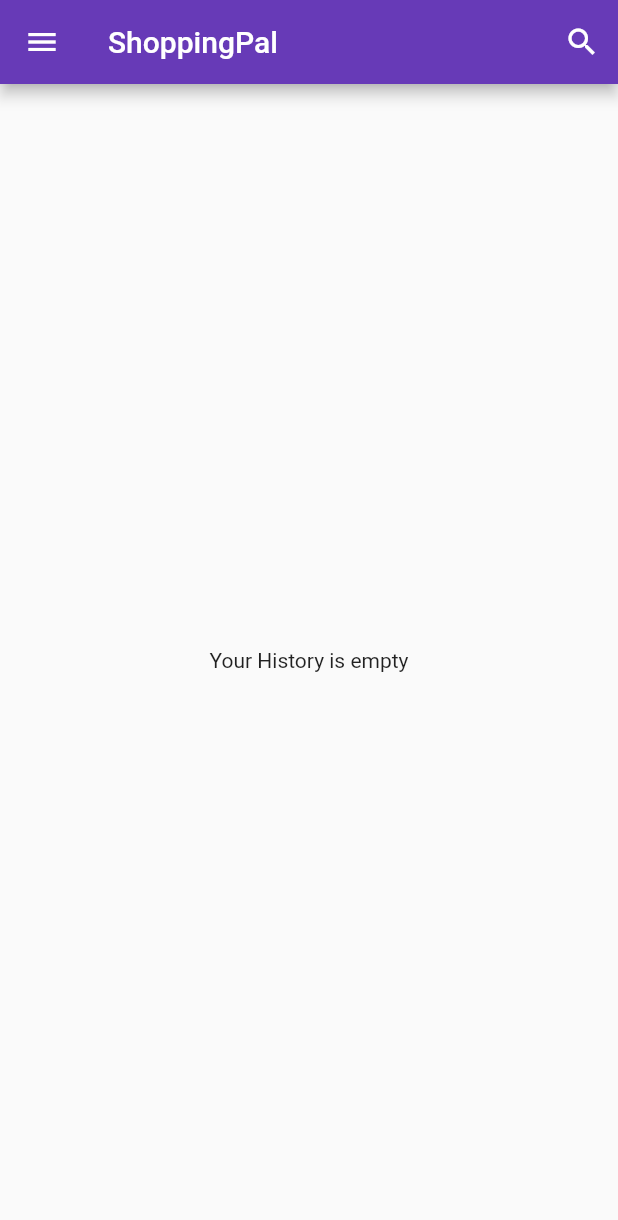
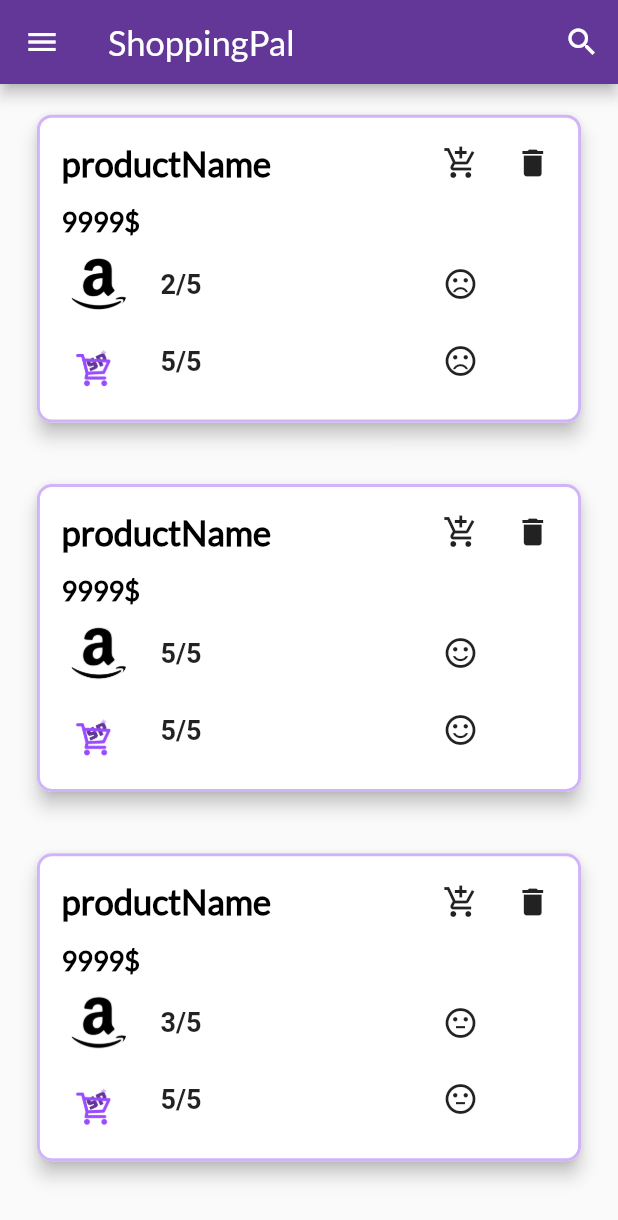
Before and after one commit to sentiment-analysis-gp/ShoppingPal, a Flutter app: the HomeScreen screen opened by its route, on a phone screen of 412 x 824 dp. Shown: the top 1220 px of the screen. Run offline on Flutter 3.47's test engine with Material 2 defaults, Android fonts, the phone set to English and light mode, and no system bars; our stand-ins replace cloud_firestore, firebase_auth, firebase_core, flutter_spinkit; accounts and stored records are empty.

Commit message:
updated HomeScreen

```diff
--- a/lib/constants.dart
+++ b/lib/constants.dart
@@ -10,7 +10,7 @@
 const kSecondaryColor = Color(0xFFD0B3F8);
 final kAppRoutes = {
   //'/': (context) => WelcomeScreen(),
-  '/': (context) => SearchScreen(),//HomeScreen(),
+  '/': (context) => HomeScreen(),
   '/home': (context) => HomeScreen(),
   '/login': (context) => LoginScreen(),
   '/signup': (context) => SignUpScreen(),
@@ -32,3 +32,8 @@
     textTheme: ButtonTextTheme.primary,
   ),
 );
+
+enum ParentScreen {
+  wishList,
+  history
+}
--- a/lib/screens/home_screen.dart
+++ b/lib/screens/home_screen.dart
@@ -2,6 +2,7 @@
 
 import 'package:flutter/cupertino.dart';
 import 'package:flutter/material.dart';
+import 'package:shopping_pal/constants.dart';
 import 'package:shopping_pal/models/product.dart';
 import 'package:shopping_pal/screens/shared/custom_drawer.dart';
 import 'package:shopping_pal/screens/shared/productcard.dart';
@@ -18,7 +19,32 @@
   Widget build(BuildContext context) {
     List<Product> productsHistory = List<Product>();
 
-    List<Map<String, dynamic>> data = ModalRoute.of(context).settings.arguments;
+    List<Map<String, dynamic>> data = [
+      {
+        "productName": "productName",
+        "productPrice": r"9999$",
+        "productModelRating": "5/5",
+        "productAmazonRating": "2/5",
+        "productImageURL": "productImageURL",
+        "productURL": "productURL"
+      },
+      {
+        "productName": "productName",
+        "productPrice": r"9999$",
+        "productModelRating": "5/5",
+        "productAmazonRating": "5/5",
+        "productImageURL": "productImageURL",
+        "productURL": "productURL"
+      },
+      {
+        "productName": "productName",
+        "productPrice": r"9999$",
+        "productModelRating": "5/5",
+        "productAmazonRating": "3/5",
+        "productImageURL": "productImageURL",
+        "productURL": "productURL"
+      }
+    ];
     if (data != null) {
       data.forEach((element) {
         productsHistory.add(Product.fromData(element));
@@ -30,14 +56,15 @@
     return Scaffold(
       appBar: SearchAppBar(),
       drawer: CustomDrawer(),
+      //backgroundColor: Colors.purple[50],
       body: (data == null)
           ? Center(child: Text("Your History is empty"))
           : ListView.builder(
               itemCount: productsHistory.length,
               itemBuilder: (context, index) {
-                return ProductCard(product: productsHistory[index]);
+                return ProductCard(product: productsHistory[index], parentScreen: ParentScreen.history,);
               },
             ),
-    ); //ToDo: body design
+    );
   }
 }
--- a/lib/screens/shared/productcard.dart
+++ b/lib/screens/shared/productcard.dart
@@ -1,68 +1,120 @@
 import 'package:shopping_pal/models/product.dart';
 import 'package:flutter/material.dart';
+import 'package:shopping_pal/constants.dart';
 
-class ProductCard extends StatelessWidget{
+class ProductCard extends StatelessWidget {
   Product product;
+  ParentScreen parentScreen;
+  Widget actionsRow;
 
-  ProductCard({this.product});
+  ProductCard({this.product, this.parentScreen});
+
 
   @override
   Widget build(BuildContext context) {
     Size size = MediaQuery.of(context).size;
+
+    if(parentScreen==ParentScreen.history){
+      actionsRow = Row(
+        children: [
+          IconButton(
+              icon: Icon(Icons.add_shopping_cart_outlined),
+              onPressed: (){}
+              ),
+          IconButton(
+              icon: Icon(Icons.delete),
+              onPressed: (){},
+          )
+        ],
+      );
+    } else {
+      actionsRow = IconButton(
+        icon: Icon(Icons.delete),
+        onPressed: (){},
+      );
+    }
+
     return Container(
       child: Padding(
-        padding: EdgeInsets.symmetric(horizontal: size.width*0.05 , vertical: size.height*0.02),
+        padding: EdgeInsets.symmetric(
+            horizontal: size.width * 0.05, vertical: size.height * 0.02),
         child: Card(
+          shape: RoundedRectangleBorder(
+            side: BorderSide(color: kSecondaryColor, width: 2),
+            borderRadius: BorderRadius.circular(10),
+          ),
+          elevation: 5.0,
           child: InkWell(
             splashColor: Colors.grey[300],
-            onTap: (){},
+            onTap: () {},
             child: Padding(
-              padding: EdgeInsets.fromLTRB(size.width*0.02,size.width*0.02,size.width*0.02,size.width*0.05),
+              padding: EdgeInsets.fromLTRB(size.width * 0.04, size.width * 0.02,
+                  size.width * 0.02, size.width * 0.05),
               child: Column(
+                crossAxisAlignment: CrossAxisAlignment.start,
                 children: [
                   Row(
                     mainAxisAlignment: MainAxisAlignment.spaceBetween,
                     children: [
                       Text(
-                          product.productName,
-                        style: TextStyle(
-                          fontSize: 22.0,
-                          fontWeight: FontWeight.bold,
-                        ),
+                        product.productName,
+                        style: kSecondaryTextStyle.copyWith(
+                            fontSize: 23, fontWeight: FontWeight.bold),
                       ),
-                      PopupMenuButton<String>(
-                        onSelected: handleClick,
-                        itemBuilder: (BuildContext context) {
-                          return {'Remove', 'Add To Wishlist'}.map((String choice) {
-                            return PopupMenuItem<String>(
-                              value: choice,
-                              child: Text(choice),
-                            );
-                          }).toList();
-                        },
-                      ),
+                      actionsRow
                     ],
                   ),
-                  SizedBox( height:4.0),
+                  SizedBox(height: 4.0),
+                  Text(product.productPrice,
+                      style: kSecondaryTextStyle.copyWith(
+                          fontWeight: FontWeight.bold)),
+                  SizedBox(height: 10.0),
                   Padding(
-                    padding: EdgeInsets.fromLTRB(size.width*0.01, size.width*0.0, size.width*0.15, size.width*0.0),
+                    padding: EdgeInsets.fromLTRB(size.width * 0.01,
+                        size.width * 0.0, size.width * 0.0, size.width * 0.0),
                     child: Row(
-                      mainAxisAlignment: MainAxisAlignment.spaceBetween,
+                      //mainAxisAlignment: MainAxisAlignment.spaceBetween,
                       children: [
+                        CircleAvatar(
+                          backgroundImage: ExactAssetImage("assets/images/amazon_logo.png"),
+                          radius: size.width * 0.05,
+                          backgroundColor: Colors.white,
+                        ),
+                        SizedBox(width: size.width*0.05,),
                         Text(
-                            product.productPrice,
+                          product.productAmazonRating,
                           style: TextStyle(
                             fontSize: 18.0,
                             fontWeight: FontWeight.bold,
                           ),
                         ),
+                        SizedBox(width: size.width*0.39,),
+                        Icon(setSentimentIcon(product.productAmazonRating)),
+                      ],
+                    ),
+                  ),
+                  SizedBox(height: 10.0),
+                  Padding(
+                    padding: EdgeInsets.fromLTRB(size.width * 0.01,
+                        size.width * 0.0, size.width * 0.08, size.width * 0.0),
+                    child: Row(
+                      //mainAxisAlignment: MainAxisAlignment.spaceBetween,
+                      children: [
+                        CircleAvatar(
+                          backgroundImage: ExactAssetImage("assets/images/launcher_icon.png"),
+                          radius: size.width * 0.05,
+                          backgroundColor: Colors.white,
+                        ),
+                        SizedBox(width: size.width*0.05,),
                         Text(
-                            product.productAmazonRating,
+                          product.productModelRating,
                           style: TextStyle(
-                          fontSize: 18.0,
-                          fontWeight: FontWeight.bold,
+                            fontSize: 18.0,
+                            fontWeight: FontWeight.bold,
+                          ),
                         ),
-                        )
+                        SizedBox(width: size.width*0.39,),
+                        Icon(setSentimentIcon(product.productAmazonRating)),
                       ],
                     ),
                   )
@@ -74,6 +126,14 @@
       ),
     );
   }
-  void handleClick(String value) {
-  }
+
+  void handleClick(String value) {}
 }
+
+IconData setSentimentIcon(String produtcRating){
+  return (int.parse(produtcRating.substring(0, produtcRating.indexOf("/"))) < 3) ?
+  Icons.sentiment_dissatisfied_outlined
+      : ((int.parse(produtcRating.substring(0, 1)) == 3) ?
+  Icons.sentiment_neutral_outlined
+      : Icons.sentiment_satisfied_outlined);
+}
--- a/lib/screens/shared/search_appbar.dart
+++ b/lib/screens/shared/search_appbar.dart
@@ -1,4 +1,5 @@
 import 'package:flutter/material.dart';
+import 'package:shopping_pal/constants.dart';
 
 class SearchAppBar extends StatefulWidget implements PreferredSizeWidget {
   @override
@@ -15,6 +16,10 @@
           border: UnderlineInputBorder(), hintText: 'Enter a search term'),
       autofocus: true,
     );
+  Text appBarTitle = Text(
+    "ShoppingPal",
+    style: kSecondaryTextStyle.copyWith(color: Colors.white, fontSize: 23.0),
+  );
 
   @override
   PreferredSizeWidget build(BuildContext context) {
@@ -44,10 +49,10 @@
             }
           });
 
-    Widget isSearchSelected = isSearch ? searchField : Text("ShoppingPal");
+    Widget isSearchSelected = isSearch ? searchField : appBarTitle;
     return AppBar(
       title: isSearchSelected,
-      backgroundColor: Colors.deepPurple,
+      backgroundColor: kPrimaryColor,
       actions: (isSearch)? [cancelBtn, searchBtn] : [searchBtn],
     );
   }
```
Also changed, not shown: assets/images/amazon_logo.png (added).
